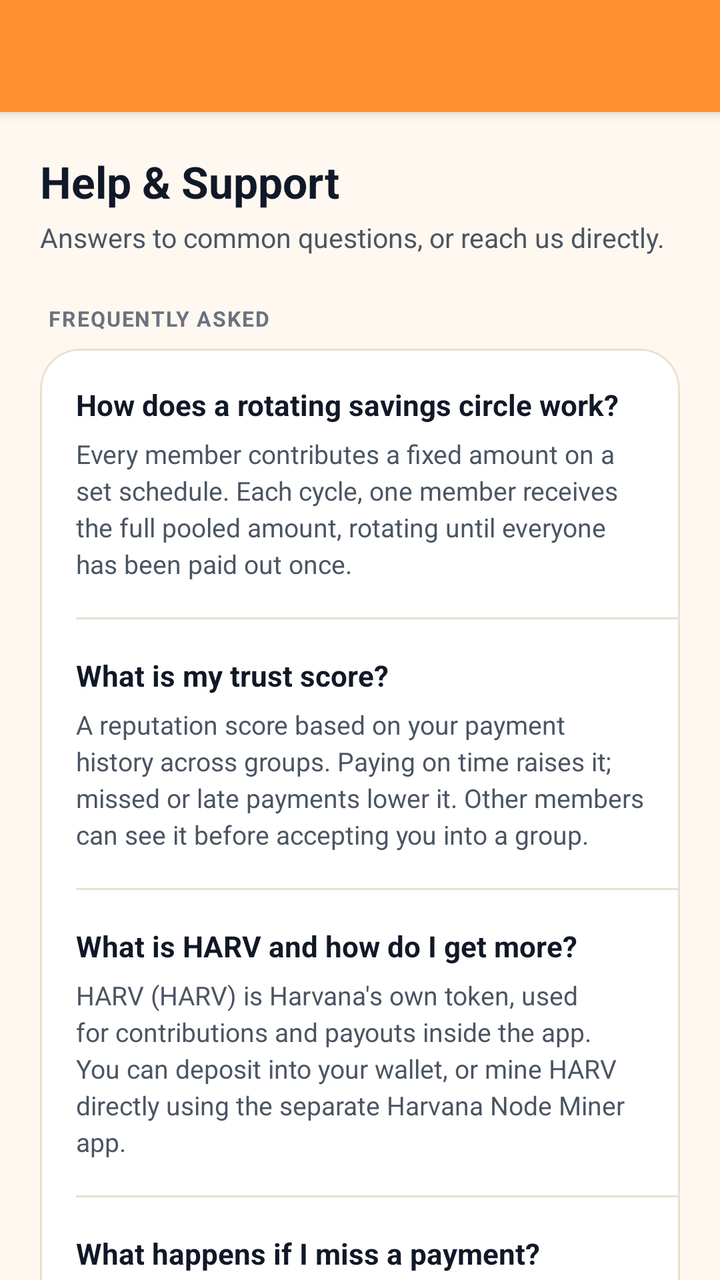
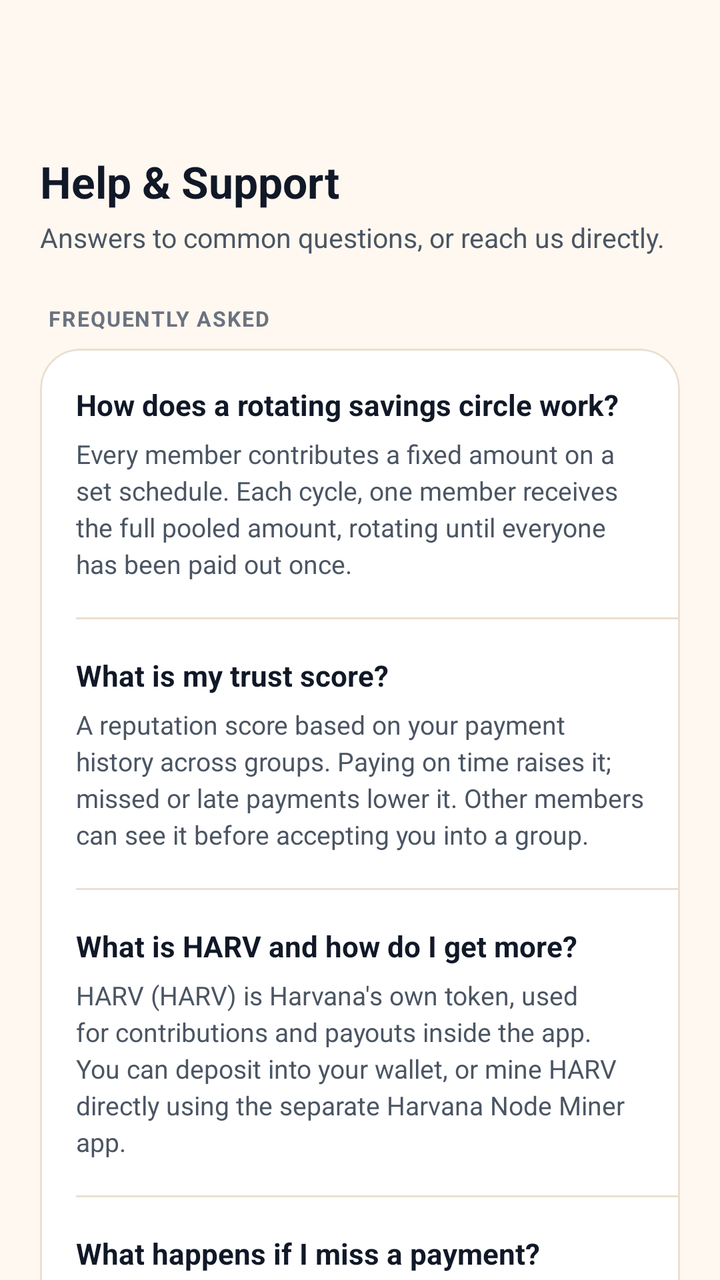

Compare the two renders of this Android layout. The source of the first and the diff that turns it into the second are given below.
<!-- AndroidManifest.xml: application theme AppTheme -->
<!-- res/layout/help_support.xml -->
<androidx.coordinatorlayout.widget.CoordinatorLayout
	xmlns:android="http://schemas.android.com/apk/res/android"
	xmlns:app="http://schemas.android.com/apk/res-auto"
	xmlns:tools="http://schemas.android.com/tools"
	android:id="@+id/_coordinator"
	android:layout_width="match_parent"
	android:layout_height="match_parent">
	<com.google.android.material.appbar.AppBarLayout
		android:id="@+id/_app_bar"
		android:layout_width="match_parent"
		android:layout_height="wrap_content"
		android:theme="@style/AppTheme.AppBarOverlay">
		<androidx.appcompat.widget.Toolbar
			android:id="@+id/_toolbar"
			android:layout_width="match_parent"
			android:layout_height="?attr/actionBarSize"
			android:background="?attr/appBarColor"
			app:popupTheme="@style/AppTheme.PopupOverlay" />
	</com.google.android.material.appbar.AppBarLayout>
	<androidx.core.widget.NestedScrollView
		android:layout_width="match_parent"
		android:layout_height="match_parent"
		android:fillViewport="true"
		android:overScrollMode="never"
		app:layout_behavior="@string/appbar_scrolling_view_behavior">
		<LinearLayout
			android:id="@+id/linear52"
			android:layout_width="match_parent"
			android:layout_height="wrap_content"
			android:padding="20dp"
			android:orientation="vertical">
			<TextView
				android:id="@+id/textview61"
				android:layout_width="wrap_content"
				android:layout_height="wrap_content"
				android:text="Help &amp; Support"
				android:textSize="22sp"
				android:textStyle="bold"
				android:textColor="@color/colorTextPrimary" />
			<TextView
				android:id="@+id/textview62"
				android:layout_width="match_parent"
				android:layout_height="wrap_content"
				android:layout_marginTop="4dp"
				android:layout_marginBottom="24dp"
				android:text="Answers to common questions, or reach us directly."
				android:textColor="@color/colorTextSecondary"
				android:textSize="13.5sp"
				android:lineSpacingExtra="3dp" />
			<TextView
				android:id="@+id/textview63"
				android:layout_width="wrap_content"
				android:layout_height="wrap_content"
				android:layout_marginBottom="8dp"
				android:text="FREQUENTLY ASKED"
				android:textStyle="bold"
				android:textColor="@color/colorTextTertiary"
				android:textSize="10.5sp"
				android:layout_marginStart="4dp"
				android:letterSpacing="0.06" />
			<com.google.android.material.card.MaterialCardView
				android:id="@+id/cardview12"
				android:layout_width="match_parent"
				android:layout_height="wrap_content"
				android:layout_marginBottom="24dp"
				app:cardBackgroundColor="@color/colorSurface"
				app:cardCornerRadius="20dp"
				app:cardElevation="0dp"
				app:strokeColor="@color/colorCardStroke"
				app:strokeWidth="1dp">
				<LinearLayout
					android:id="@+id/linear53"
					android:layout_width="match_parent"
					android:layout_height="wrap_content"
					android:orientation="vertical">
					<LinearLayout
						android:id="@+id/linear54"
						android:layout_width="match_parent"
						android:layout_height="wrap_content"
						android:padding="18dp"
						android:orientation="vertical">
						<TextView
							android:id="@+id/textview64"
							android:layout_width="match_parent"
							android:layout_height="wrap_content"
							android:text="How does a rotating savings circle work\?"
							android:textStyle="bold"
							android:textColor="@color/colorTextPrimary"
							android:textSize="14.5sp" />
						<TextView
							android:id="@+id/textview65"
							android:layout_width="match_parent"
							android:layout_height="wrap_content"
							android:layout_marginTop="6dp"
							android:text="Every member contributes a fixed amount on a set schedule. Each cycle, one member receives the full pooled amount, rotating until everyone has been paid out once."
							android:textSize="13sp"
							android:textColor="@color/colorTextSecondary"
							android:lineSpacingExtra="3dp" />
					</LinearLayout>
					<View
						android:id="@+id/view55"
						android:layout_width="match_parent"
						android:layout_height="1dp"
						android:background="@color/colorDivider"
						android:layout_marginStart="18dp" />
					<LinearLayout
						android:id="@+id/linear56"
						android:layout_width="match_parent"
						android:layout_height="wrap_content"
						android:padding="18dp"
						android:orientation="vertical">
						<TextView
							android:id="@+id/textview66"
							android:layout_width="match_parent"
							android:layout_height="wrap_content"
							android:text="What is my trust score\?"
							android:textStyle="bold"
							android:textColor="@color/colorTextPrimary"
							android:textSize="14.5sp" />
						<TextView
							android:id="@+id/textview67"
							android:layout_width="match_parent"
							android:layout_height="wrap_content"
							android:layout_marginTop="6dp"
							android:text="A reputation score based on your payment history across groups. Paying on time raises it; missed or late payments lower it. Other members can see it before accepting you into a group."
							android:textSize="13sp"
							android:textColor="@color/colorTextSecondary"
							android:lineSpacingExtra="3dp" />
					</LinearLayout>
					<View
						android:id="@+id/view57"
						android:layout_width="match_parent"
						android:layout_height="1dp"
						android:background="@color/colorDivider"
						android:layout_marginStart="18dp" />
					<LinearLayout
						android:id="@+id/linear58"
						android:layout_width="match_parent"
						android:layout_height="wrap_content"
						android:padding="18dp"
						android:orientation="vertical">
						<TextView
							android:id="@+id/textview68"
							android:layout_width="match_parent"
							android:layout_height="wrap_content"
							android:text="What is HARV and how do I get more\?"
							android:textStyle="bold"
							android:textColor="@color/colorTextPrimary"
							android:textSize="14.5sp" />
						<TextView
							android:id="@+id/textview69"
							android:layout_width="match_parent"
							android:layout_height="wrap_content"
							android:layout_marginTop="6dp"
							android:text="HARV (HARV) is Harvana's own token, used for contributions and payouts inside the app. You can deposit into your wallet, or mine HARV directly using the separate Harvana Node Miner app."
							android:textSize="13sp"
							android:textColor="@color/colorTextSecondary"
							android:lineSpacingExtra="3dp" />
					</LinearLayout>
					<View
						android:id="@+id/view59"
						android:layout_width="match_parent"
						android:layout_height="1dp"
						android:background="@color/colorDivider"
						android:layout_marginStart="18dp" />
					<LinearLayout
						android:id="@+id/linear60"
						android:layout_width="match_parent"
						android:layout_height="wrap_content"
						android:padding="18dp"
						android:orientation="vertical">
						<TextView
							android:id="@+id/textview70"
							android:layout_width="match_parent"
							android:layout_height="wrap_content"
							android:text="What happens if I miss a payment\?"
							android:textStyle="bold"
							android:textColor="@color/colorTextPrimary"
							android:textSize="14.5sp" />
						<TextView
							android:id="@+id/textview71"
							android:layout_width="match_parent"
							android:layout_height="wrap_content"
							android:layout_marginTop="6dp"
							android:text="Your group's own rules and penalty bylaws apply — check Harvana Rules &amp; Guidelines from a group's settings for its specific terms. Missed payments also affect your trust score."
							android:textSize="13sp"
							android:textColor="@color/colorTextSecondary"
							android:lineSpacingExtra="3dp" />
					</LinearLayout>
				</LinearLayout>
			</com.google.android.material.card.MaterialCardView>
			<TextView
				android:id="@+id/textview72"
				android:layout_width="wrap_content"
				android:layout_height="wrap_content"
				android:layout_marginBottom="8dp"
				android:text="CONTACT US"
				android:textStyle="bold"
				android:textColor="@color/colorTextTertiary"
				android:textSize="10.5sp"
				android:layout_marginStart="4dp"
				android:letterSpacing="0.06" />
			<com.google.android.material.card.MaterialCardView
				android:id="@+id/cardview13"
				android:layout_width="match_parent"
				android:layout_height="wrap_content"
				app:cardBackgroundColor="@color/colorSurface"
				app:cardCornerRadius="20dp"
				app:cardElevation="0dp"
				app:strokeColor="@color/colorCardStroke"
				app:strokeWidth="1dp">
				<LinearLayout
					android:id="@+id/rowContactEmail"
					android:layout_width="match_parent"
					android:layout_height="wrap_content"
					android:padding="18dp"
					android:background="?attr/selectableItemBackground"
					android:gravity="center_vertical"
					android:orientation="horizontal"
					android:focusable="true">
					<LinearLayout
						android:id="@+id/linear61"
						android:layout_width="0dp"
						android:layout_height="wrap_content"
						android:orientation="vertical"
						android:layout_weight="1">
						<TextView
							android:id="@+id/textview73"
							android:layout_width="wrap_content"
							android:layout_height="wrap_content"
							android:text="Email Support"
							android:textStyle="bold"
							android:textColor="@color/colorTextPrimary"
							android:textSize="14.5sp" />
						<TextView
							android:id="@+id/tvSupportEmail"
							android:layout_width="wrap_content"
							android:layout_height="wrap_content"
							android:layout_marginTop="2dp"
							android:text="support\@harvana.app"
							android:textSize="13sp"
							android:textColor="@color/colorAccent" />
					</LinearLayout>
					<ImageView
						android:id="@+id/imageview47"
						android:layout_width="16dp"
						android:layout_height="16dp"
						android:src="@drawable/ic_arrow_right"
						android:scaleType="centerInside"
						app:tint="@color/colorTextTertiary" />
				</LinearLayout>
			</com.google.android.material.card.MaterialCardView>
		</LinearLayout>
	</androidx.core.widget.NestedScrollView>
</androidx.coordinatorlayout.widget.CoordinatorLayout>
<!-- resources referenced by this layout -->
<resources>
  <color name="colorAccent">#FF9030</color>
  <color name="colorCardStroke">#EADFD0</color>
  <color name="colorDivider">#EADFD0</color>
  <color name="colorSurface">#FFFFFF</color>
  <color name="colorTextPrimary">#111827</color>
  <color name="colorTextSecondary">#4B5563</color>
  <color name="colorTextTertiary">#6B7280</color>
  <style name="AppTheme.PopupOverlay" parent="ThemeOverlay.MaterialComponents.Light" />
  <style name="AppTheme" parent="Theme.MaterialComponents.DayNight.NoActionBar">
          
          <item name="homeAsUpIndicator">@drawable/ic_nav_back</item>
          
          <item name="android:textViewStyle">@style/HarvanaTextView</item>
          <item name="appBarColor">@color/colorAccent</item>
          <item name="onAppBarColor">@color/colorTextOnAccent</item>
          <item name="colorSecondary">@color/colorAccent</item>
          <item name="colorOnSecondary">@color/colorTextOnAccent</item>
          <item name="colorPrimaryVariant">@color/colorAccentDark</item>
          <item name="colorSecondaryVariant">@color/colorAccentDark</item>
          <item name="colorError">@color/colorError</item>
          <item name="colorOnError">@color/colorTextPrimaryWhite</item>
          <item name="colorControlActivated">@color/colorAccent</item>
          <item name="colorControlNormal">@color/colorControlNormal</item>
          <item name="colorControlHighlight">@color/colorAccentRipple</item>
          <item name="android:textColorHighlight">@color/colorAccentStroke</item>
          <item name="android:textColorLink">@color/colorAccentStrong</item>
          <item name="android:editTextColor">@color/colorTextPrimary</item>
          <item name="android:navigationBarColor">@color/colorBackground</item>
          <item name="colorPrimary">@color/colorAccent</item>
          <item name="colorPrimaryDark">@color/colorAccentStrong</item>
          <item name="colorAccent">@color/colorAccent</item>
          <item name="colorSurface">@color/colorSurface</item>
          <item name="colorOnPrimary">@color/colorTextOnAccent</item>
          <item name="colorOnSurface">@color/colorTextPrimary</item>
          <item name="colorOnBackground">@color/colorTextPrimary</item>
          <item name="colorOnSurfaceVariant">@color/colorTextSecondary</item>
          <item name="android:textColorPrimary">@color/colorTextPrimary</item>
          <item name="android:textColorSecondary">@color/colorTextSecondary</item>
          <item name="android:textColorHint">@color/colorTextTertiary</item>
          <item name="android:statusBarColor">?attr/appBarColor</item>
          <item name="android:windowLightStatusBar">true</item>
          <item name="android:windowBackground">@color/colorBackground</item>
          <item name="alertDialogTheme">@style/HarvanaAlertDialog</item>
          <item name="materialAlertDialogTheme">@style/HarvanaAlertDialog</item>
          <item name="bottomSheetDialogTheme">@style/HarvanaBottomSheetDialog</item>
      </style>
  <style name="HarvanaTextView" parent="android:Widget.TextView">
          <item name="android:textColor">@color/colorTextPrimary</item>
      </style>
  <color name="colorTextOnAccent">#111827</color>
  <color name="colorAccentDark">#E57A14</color>
  <color name="colorError">#EF4444</color>
  <color name="colorTextPrimaryWhite">#FFFFFF</color>
  <color name="colorControlNormal">#6B7280</color>
  <color name="colorAccentRipple">#1AFF9030</color>
  <color name="colorAccentStroke">#33FF9030</color>
  <color name="colorAccentStrong">#B85F0A</color>
  <color name="colorBackground">#FFF8F0</color>
  <style name="HarvanaDialogButton" parent="Widget.MaterialComponents.Button.TextButton.Dialog">
          <item name="android:textColor">@color/colorAccent</item>
          <item name="android:minHeight">48dp</item>
      </style>
  <!-- unchanged entries left out for length: 7 -->
</resources>

<!-- the commit's change to res/layout/help_support.xml (unified diff, before → after) -->
@@ -9,7 +9,9 @@
 		android:id="@+id/_app_bar"
 		android:layout_width="match_parent"
 		android:layout_height="wrap_content"
-		android:theme="@style/AppTheme.AppBarOverlay">
+		android:theme="@style/AppTheme.AppBarOverlay"
+		app:elevation="0dp"
+		android:stateListAnimator="@null">
 		<androidx.appcompat.widget.Toolbar
 			android:id="@+id/_toolbar"
 			android:layout_width="match_parent"
<!-- resource entries referenced after the edit -->
@@ -13,8 +13,8 @@
           <item name="homeAsUpIndicator">@drawable/ic_nav_back</item>
           
           <item name="android:textViewStyle">@style/HarvanaTextView</item>
-          <item name="appBarColor">@color/colorAccent</item>
-          <item name="onAppBarColor">@color/colorTextOnAccent</item>
+          <item name="appBarColor">@color/colorBackground</item>
+          <item name="onAppBarColor">@color/colorTextPrimary</item>
           <item name="colorSecondary">@color/colorAccent</item>
           <item name="colorOnSecondary">@color/colorTextOnAccent</item>
           <item name="colorPrimaryVariant">@color/colorAccentDark</item>
